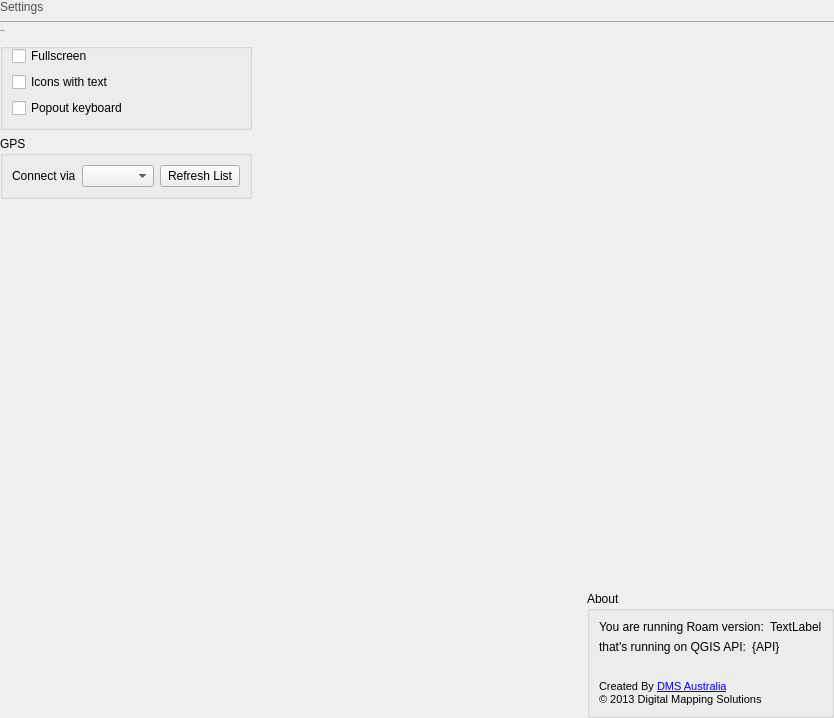
Above: src/roam/ui_settings.ui from roam-qgis/Roam before the change. Below: the same form after it.
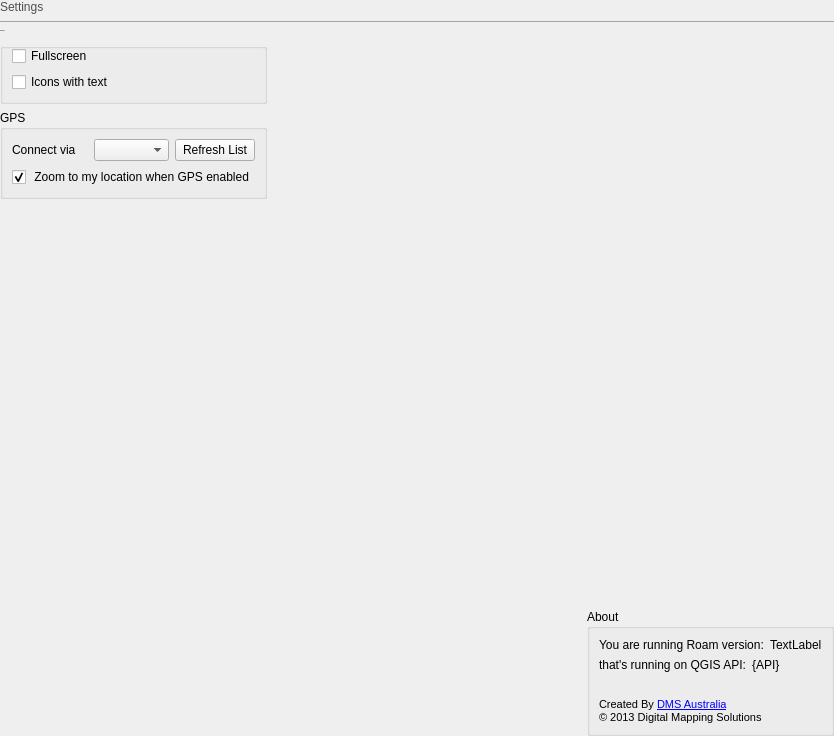
That is the form after the change. Icons and pictures are not drawn.

Commit message: Fix #28 - Zoom to location on first fix

Diff of the .ui file:
```diff
--- a/src/roam/ui_settings.ui
+++ b/src/roam/ui_settings.ui
@@ -7,7 +7,7 @@
     <x>0</x>
     <y>0</y>
     <width>834</width>
-    <height>718</height>
+    <height>736</height>
    </rect>
   </property>
   <property name="windowTitle">
@@ -69,13 +69,6 @@
         </property>
        </widget>
       </item>
-      <item row="2" column="0">
-       <widget class="QCheckBox" name="checkBox">
-        <property name="text">
-         <string>Popout keyboard</string>
-        </property>
-       </widget>
-      </item>
      </layout>
     </widget>
    </item>
@@ -109,6 +102,16 @@
         </item>
        </layout>
       </item>
+      <item row="1" column="1">
+       <widget class="QCheckBox" name="gpslocationCheck">
+        <property name="text">
+         <string> Zoom to my location when GPS enabled</string>
+        </property>
+        <property name="checked">
+         <bool>true</bool>
+        </property>
+       </widget>
+      </item>
      </layout>
     </widget>
    </item>
```
The commit also changes 3 other files.
